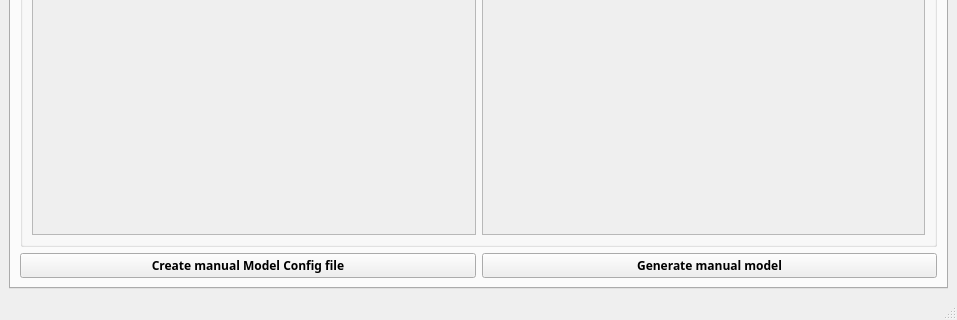
The window that public/GUI/mainwindow.ui (mourra950/Siemens-System-Level-Modelling-of-ASDLA-Graduation-Project) describes before a commit, drawn with Qt 5; both pictures show x 0 to 957 and y 358 to 678 of the 957 by 678 pixel window.
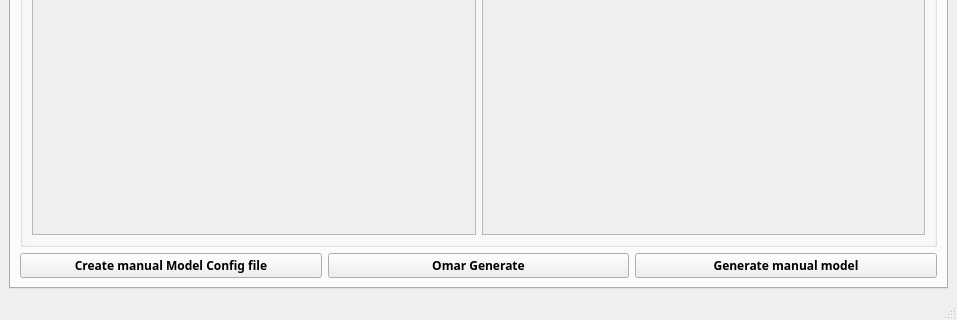
The same window after the commit.

```diff
--- a/public/GUI/mainwindow.ui
+++ b/public/GUI/mainwindow.ui
@@ -581,6 +581,13 @@
                 </property>
                </widget>
               </item>
+              <item>
+               <widget class="QPushButton" name="omar_generate_btn">
+                <property name="text">
+                 <string>Omar Generate</string>
+                </property>
+               </widget>
+              </item>
               <item>
                <widget class="QPushButton" name="Generate_manual_QPushButton">
                 <property name="text">
```
